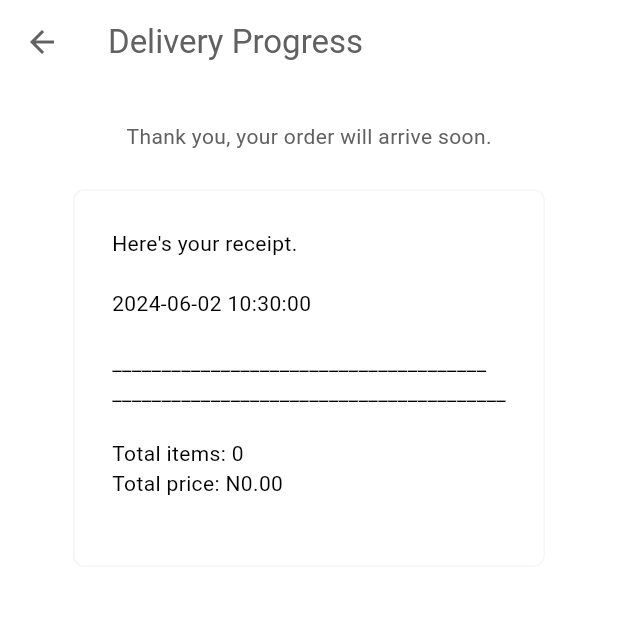
After one commit to dr33k/delivr, a Flutter app: the DeliveryProgressScreen screen opened directly, on a phone screen of 412 x 824 dp, the top half of it. The commit adds this screen. Run offline on Flutter 3.47's test engine with Material 3 defaults, Android fonts, the phone set to English and light mode, and no system bars; our stand-ins replace bloc, cloud_firestore, firebase_auth, firebase_core, flutter_credit_card and 1 more; missing offline and left inert: dart:ffi; accounts and stored records are empty.

Commit message:
Completed receipt page

```diff
--- /dev/null
+++ b/lib/components/app_receipt.dart
@@ -0,0 +1,36 @@
+import 'package:delivr/models/restaurant.dart';
+import 'package:flutter/cupertino.dart';
+import 'package:flutter/material.dart';
+import 'package:provider/provider.dart';
+
+class AppReceipt extends StatelessWidget {
+  const AppReceipt({super.key});
+
+  @override
+  Widget build(BuildContext context) {
+    return Padding(
+      padding: const EdgeInsets.all(25),
+    child: Center(
+      child: Column(
+        mainAxisAlignment: MainAxisAlignment.start,
+          children: [
+            Text("Thank you, your order will arrive soon.",
+              style: TextStyle(color: Theme.of(context).colorScheme.inversePrimary),
+            ),
+            const SizedBox(height: 25),
+            Container(
+              decoration: BoxDecoration(
+                border: Border.all(color: Theme.of(context).colorScheme.secondary),
+                borderRadius: BorderRadius.circular(8)
+              ),
+              padding: const EdgeInsets.all(25),
+              child: Consumer<Restaurant>(
+                builder: (context, restaurant, child)=>
+                Text(restaurant.displayCardReceipt()),
+              ),
+            )
+        ],
+      ),
+    ),);
+  }
+}
--- a/lib/models/restaurant.dart
+++ b/lib/models/restaurant.dart
@@ -2,6 +2,7 @@ import 'package:collection/collection.dart';
 import 'package:delivr/models/cart_item.dart';
 import 'package:delivr/models/food.dart';
 import 'package:flutter/cupertino.dart';
+import 'package:intl/intl.dart';
 
 class Restaurant extends ChangeNotifier{
   final List<Food> menu = [
@@ -269,7 +270,6 @@ class Restaurant extends ChangeNotifier{
     ),
   ];
 
-  //Getters
 
 // Operations
 
@@ -319,4 +319,41 @@ void clearCart(){
   _cart.clear();
   notifyListeners();
 }
+
+//Helpers
+
+String _formatPrice(double price){
+  return "N${price.toStringAsFixed(2)}";
 }
+
+String _formatAddons(List<Addon> addons){
+  return addons.map((e) => "${e.name} (${_formatPrice(e.price)})").join(", ");
+}
+
+String displayCardReceipt(){
+  final receipt = StringBuffer();
+  receipt.writeln("Here's your receipt.");
+  receipt.writeln();
+
+  //FOrmat the date to include seconds only
+  String dateFormatted = DateFormat("yyyy-MM-dd HH:mm:ss").format(DateTime.now());
+  receipt.writeln(dateFormatted);
+  receipt.writeln();
+  receipt.writeln("______________________________________");
+
+  _cart.forEach((element) {
+    receipt.writeln("${element.quantity} X ${element.food.name} -- ${_formatPrice(element.food.price)}"    );
+  if(element.selectedAddons.isNotEmpty){
+    receipt.writeln(" Addons: ${_formatAddons(element.selectedAddons)}");
+  }
+  receipt.writeln();
+  });
+
+  receipt.writeln("________________________________________");
+  receipt.writeln();
+  receipt.writeln("Total items: ${getItemCount()}");
+  receipt.writeln("Total price: ${_formatPrice(getTotalPrice())}");
+
+  return receipt.toString();
+}
+}
--- a/lib/screens/cart_screen.dart
+++ b/lib/screens/cart_screen.dart
@@ -2,6 +2,7 @@ import 'package:delivr/components/app_button.dart';
 import 'package:delivr/components/app_cart_tile.dart';
 import 'package:delivr/models/cart_item.dart';
 import 'package:delivr/models/restaurant.dart';
+import 'package:delivr/screens/payment_screen.dart';
 import 'package:flutter/cupertino.dart';
 import 'package:flutter/material.dart';
 import 'package:flutter/widgets.dart';
@@ -72,8 +73,8 @@ class CartScreen extends StatelessWidget {
 
               //Pay button
               AppButton(
-                  onTap: (){},
-                  text: "Checkout"),
+                  onTap: ()=> Navigator.push(context, MaterialPageRoute(builder: (context)=> PaymentScreen())),
+                  text: "Checkout (N${restaurant.getTotalPrice()})"),
 
               const SizedBox(height: 25),
             ],
--- /dev/null
+++ b/lib/screens/delivery_progress_screen.dart
@@ -0,0 +1,20 @@
+import 'package:delivr/components/app_receipt.dart';
+import 'package:flutter/cupertino.dart';
+import 'package:flutter/material.dart';
+
+class DeliveryProgressScreen extends StatelessWidget {
+  const DeliveryProgressScreen({super.key});
+
+  @override
+  Widget build(BuildContext context) {
+    return Scaffold(
+      appBar: AppBar(
+        title: Text("Delivery Progress"),
+        backgroundColor: Colors.transparent,
+        foregroundColor: Theme.of(context).colorScheme.inversePrimary,
+      ),
+
+      body: const Center(child: AppReceipt()),
+    );
+  }
+}
--- a/pubspec.yaml
+++ b/pubspec.yaml
@@ -43,6 +43,8 @@ dependencies:
     path: 'packages/user_repository'
   provider: ^6.1.2
   collection: ^1.18.0
+  flutter_credit_card: ^4.0.1
+  intl: ^0.19.0
 
 dev_dependencies:
   flutter_test:
```
Also changed, not shown: lib/screens/payment_screen.dart (added, +128 -0 lines), pubspec.lock.
